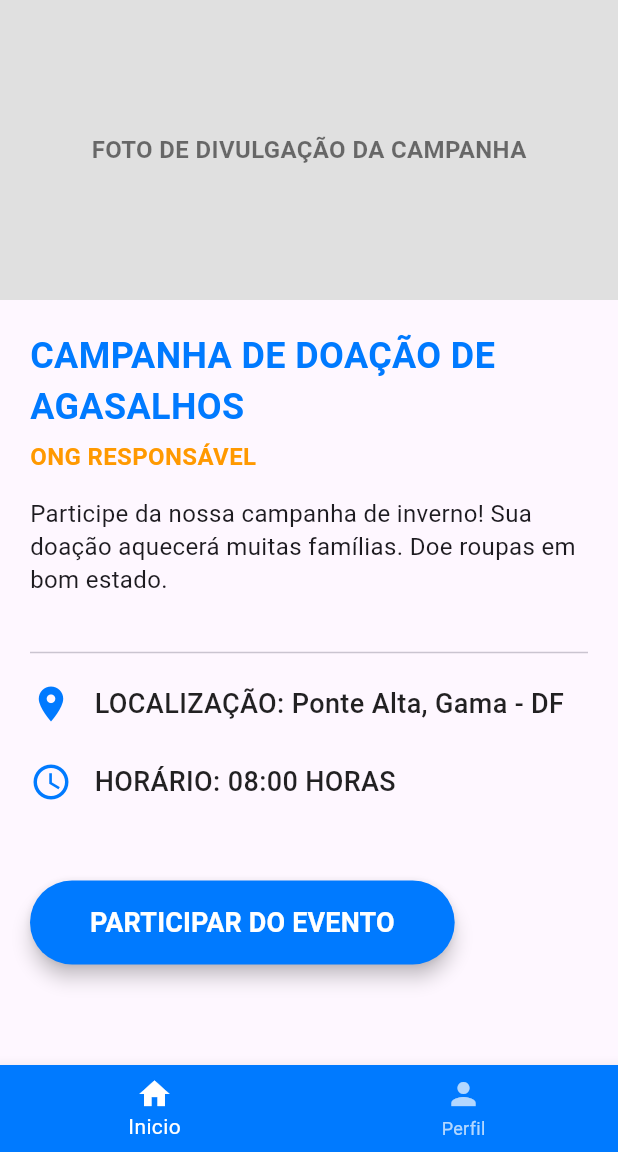
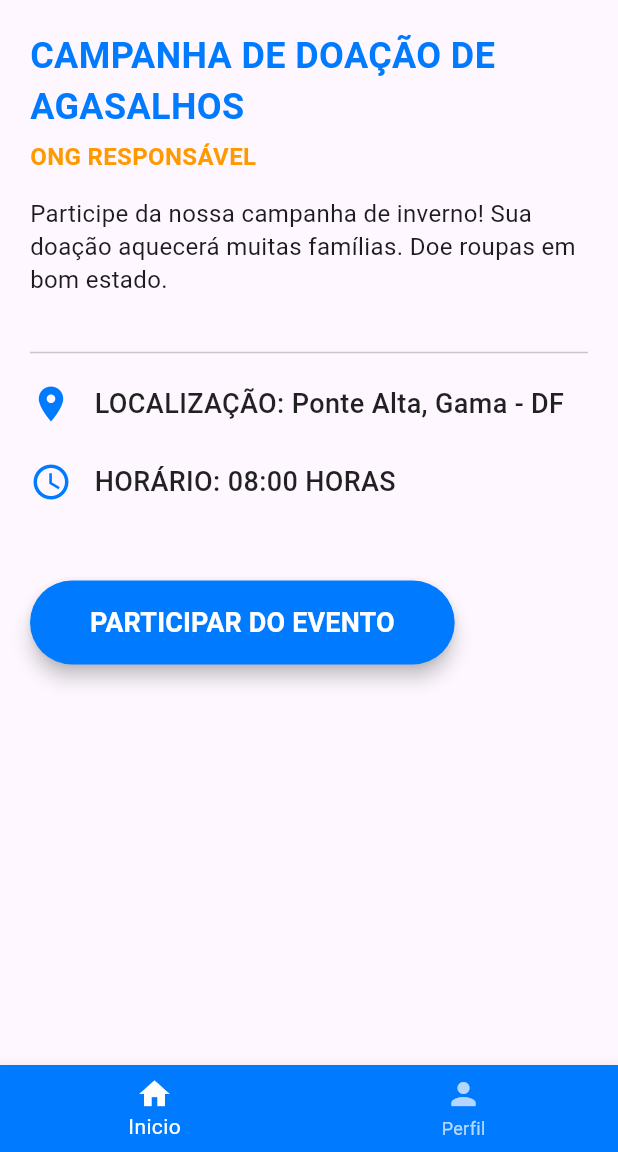
Before and after one commit to fga-eps-mds/2025.2-Gilgamesh, a Flutter app: the screen it shows after launch, on a phone screen of 412 x 824 dp, the part 84-1236 px from its top. Run offline on Flutter 3.47's test engine with Material 3 defaults, Android fonts, the light colour scheme and no system bars; our stand-ins replace shared_preferences.

Commit message:
Tirei a foto de divulgação da campanha da tela de visualizar evento

```diff
--- a/mobile_apoia/lib/telas/doador/visualizar_evento_doador.dart
+++ b/mobile_apoia/lib/telas/doador/visualizar_evento_doador.dart
@@ -89,19 +89,19 @@ class _DetalhesDoadorTelaState extends State<DetalhesDoadorTela> {
         child: Column(
           crossAxisAlignment: CrossAxisAlignment.stretch,
           children: <Widget>[
-            Container(
-              height: 200,
-              color: Colors.grey.shade300,
-              alignment: Alignment.center,
-              child: const Text(
-                'FOTO DE DIVULGAÇÃO DA CAMPANHA',
-                style: TextStyle(
-                  color: Colors.black54,
-                  fontWeight: FontWeight.bold,
-                  fontSize: 16,
-                ),
-              ),
-            ),
+            //Container(
+              //height: 200,
+              //color: Colors.grey.shade300,
+              //alignment: Alignment.center,
+              //child: const Text(
+                //'FOTO DE DIVULGAÇÃO DA CAMPANHA',
+                //style: TextStyle(
+                 //color: Colors.black54,
+                 // fontWeight: FontWeight.bold,
+                 // fontSize: 16,
+                //),
+              //),
+            //),
 
             Padding(
               padding: const EdgeInsets.all(20.0),
```
